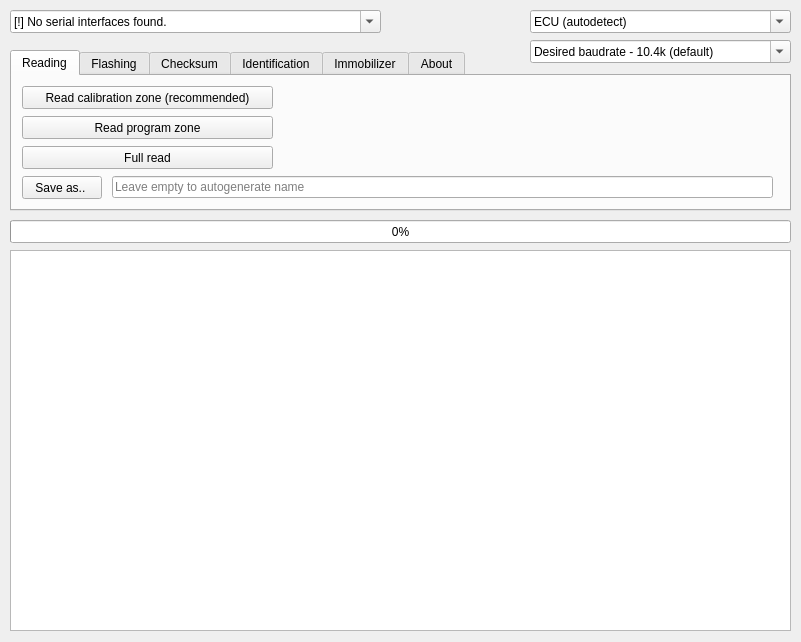
Before: the Qt Designer form flasher/gkflasher.ui in Dante383/GKFlasher, drawn with Qt 5.
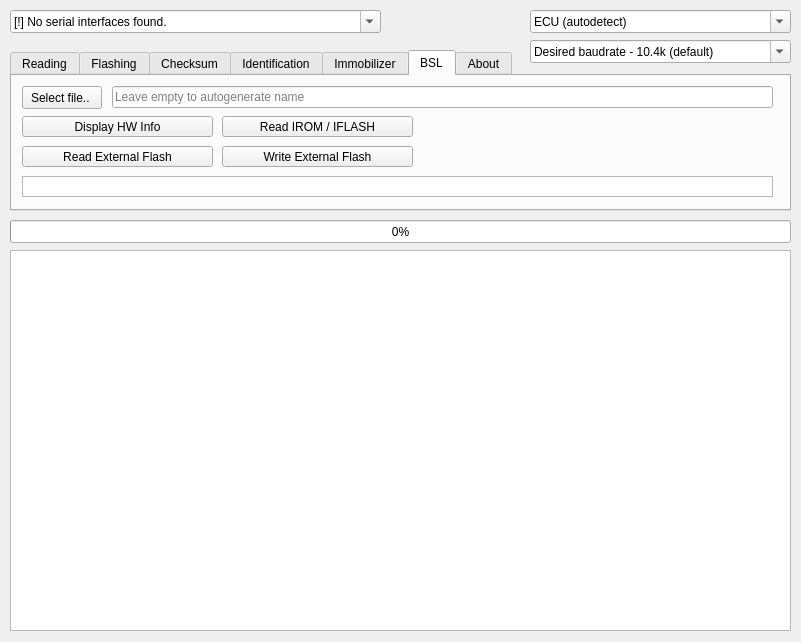
After: the same form once the commit is applied. The open tabs and pages were chosen to show the change. Icons and pictures are not drawn.

Commit message: introduce bsl tab

Patch:
```diff
--- a/flasher/gkflasher.ui
+++ b/flasher/gkflasher.ui
@@ -365,6 +365,102 @@
      </property>
     </widget>
    </widget>
+   <widget class="QWidget" name="tab_bsl">
+    <attribute name="title">
+     <string>BSL</string>
+    </attribute>
+    <widget class="QPushButton" name="bslHwInfoBtn">
+     <property name="geometry">
+      <rect>
+       <x>10</x>
+       <y>40</y>
+       <width>191</width>
+       <height>21</height>
+      </rect>
+     </property>
+     <property name="text">
+      <string>Display HW Info</string>
+     </property>
+    </widget>
+    <widget class="QPushButton" name="bslReadIntRomBtn">
+     <property name="geometry">
+      <rect>
+       <x>210</x>
+       <y>40</y>
+       <width>191</width>
+       <height>21</height>
+      </rect>
+     </property>
+     <property name="text">
+      <string>Read IROM / IFLASH</string>
+     </property>
+    </widget>
+    <widget class="QPushButton" name="bslReadExtFlashBtn">
+     <property name="geometry">
+      <rect>
+       <x>10</x>
+       <y>70</y>
+       <width>191</width>
+       <height>21</height>
+      </rect>
+     </property>
+     <property name="text">
+      <string>Read External Flash</string>
+     </property>
+    </widget>
+    <widget class="QPushButton" name="bslWriteExtFlashBtn">
+     <property name="geometry">
+      <rect>
+       <x>210</x>
+       <y>70</y>
+       <width>191</width>
+       <height>21</height>
+      </rect>
+     </property>
+     <property name="text">
+      <string>Write External Flash</string>
+     </property>
+    </widget>
+    <widget class="QTextEdit" name="bslOutput">
+     <property name="geometry">
+      <rect>
+       <x>10</x>
+       <y>100</y>
+       <width>751</width>
+       <height>21</height>
+      </rect>
+     </property>
+     <property name="verticalScrollBarPolicy">
+      <enum>Qt::ScrollBarAlwaysOff</enum>
+     </property>
+    </widget>
+    <widget class="QLineEdit" name="bslFileInput">
+     <property name="geometry">
+      <rect>
+       <x>100</x>
+       <y>10</y>
+       <width>661</width>
+       <height>22</height>
+      </rect>
+     </property>
+     <property name="placeholderText">
+      <string>Leave empty to autogenerate name</string>
+     </property>
+    </widget>
+    <widget class="QPushButton" name="bslFileBtn">
+     <property name="geometry">
+      <rect>
+       <x>10</x>
+       <y>10</y>
+       <width>80</width>
+       <height>23</height>
+      </rect>
+     </property>
+     <property name="text">
+      <string>Select file.. </string>
+     </property>
+    </widget>
+   </widget>
    <widget class="QWidget" name="about">
     <attribute name="title">
      <string>About</string>
```
